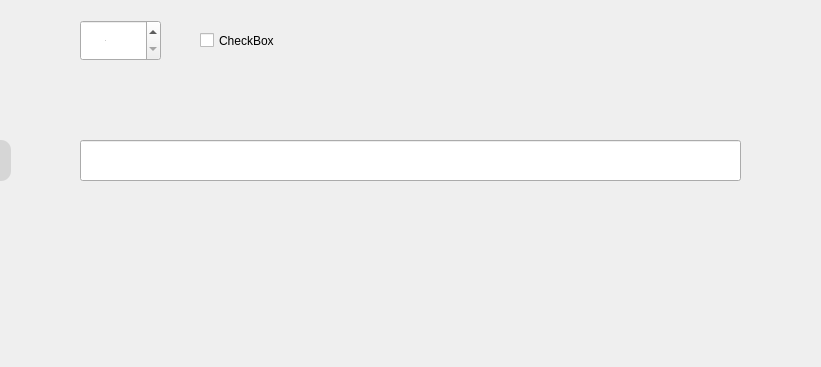
Qt form static/ui/main_window.ui (escaleksey/program_product) before a commit; both pictures show x 190 to 1011 and y 280 to 647 of the 1107 by 647 pixel window.
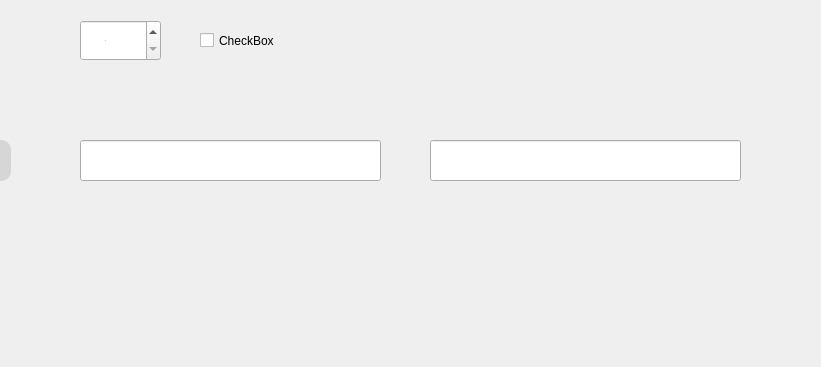
The same form after that commit. Icons and pictures are not drawn.

Commit message: add second window for anwer

Diff of the .ui file:
```diff
--- a/static/ui/main_window.ui
+++ b/static/ui/main_window.ui
@@ -110,7 +110,7 @@
      <rect>
       <x>270</x>
       <y>420</y>
-      <width>661</width>
+      <width>301</width>
       <height>41</height>
      </rect>
     </property>
@@ -254,6 +254,25 @@
      <string>CheckBox</string>
     </property>
    </widget>
+   <widget class="QLineEdit" name="output_number1_2">
+    <property name="geometry">
+     <rect>
+      <x>620</x>
+      <y>420</y>
+      <width>311</width>
+      <height>41</height>
+     </rect>
+    </property>
+    <property name="text">
+     <string/>
+    </property>
+    <property name="readOnly">
+     <bool>true</bool>
+    </property>
+    <property name="placeholderText">
+     <string/>
+    </property>
+   </widget>
   </widget>
   <widget class="QMenuBar" name="menubar">
    <property name="geometry">
```
Left out of the diff: 4 changed lines with no effect on the pictures.
